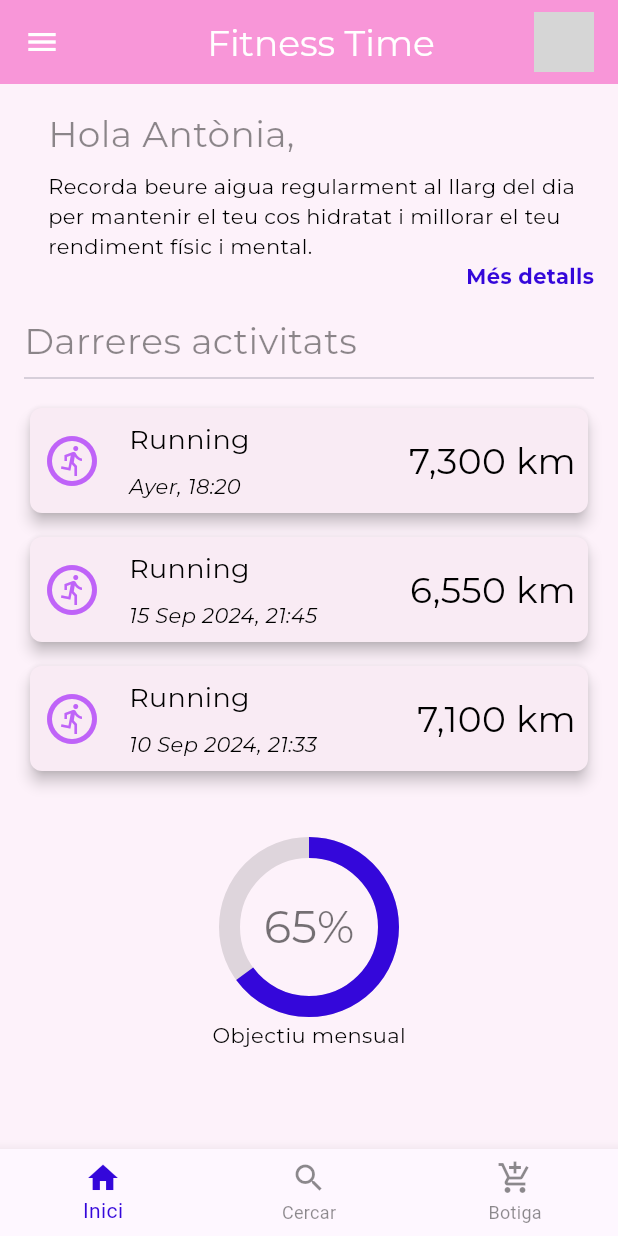
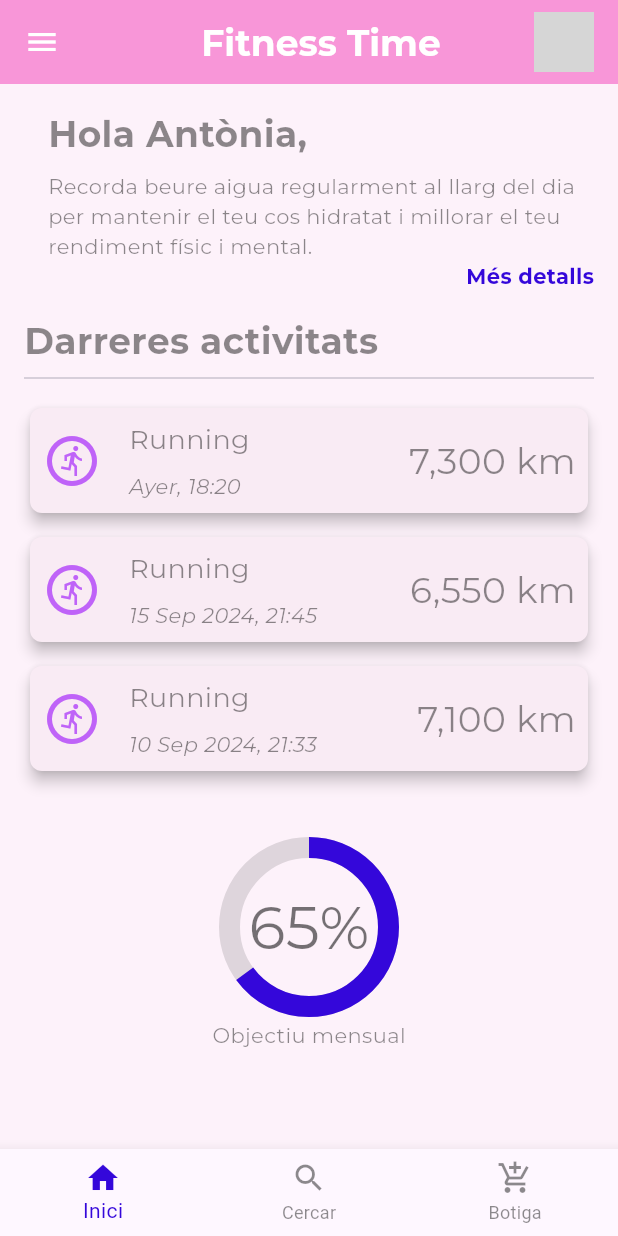
Before and after one commit to Carol-88/First-Flutter-App, a Flutter app: the screen it shows after launch, on a phone screen of 412 x 824 dp. Run offline on Flutter 3.47's test engine with Material 3 defaults, Android fonts, the phone set to English and light mode, and no system bars; drawn by our look-alikes of percent_indicator; our stand-ins replace google_fonts; network calls fail; grey boxes are pictures that could not be loaded.

Commit message:
update static styles

```diff
--- a/lib/main.dart
+++ b/lib/main.dart
@@ -30,29 +30,30 @@ class AppStyles {
   static const Color greyText = Colors.black45;
 
   static TextStyle titleLarge = GoogleFonts.montserrat(
-    fontSize: 30,
+    fontSize: 40,
     color: greyText,
   );
 
   static TextStyle titleMedium = GoogleFonts.montserrat(
     fontSize: 24,
+    fontWeight: FontWeight.bold,
     color: backgroundColor,
   );
 
   static TextStyle activityType = GoogleFonts.montserrat(
     fontSize: 18,
-    color: Colors.black,
+    color: greyText,
   );
 
   static TextStyle distance = GoogleFonts.montserrat(
     fontSize: 24,
     fontWeight: FontWeight.normal,
-    color: Colors.black,
+    color: greyText,
   );
 
   static TextStyle textSmall = GoogleFonts.montserrat(
     fontSize: 14,
-    color: Colors.black,
+    color: greyText,
   );
 }
 
```
